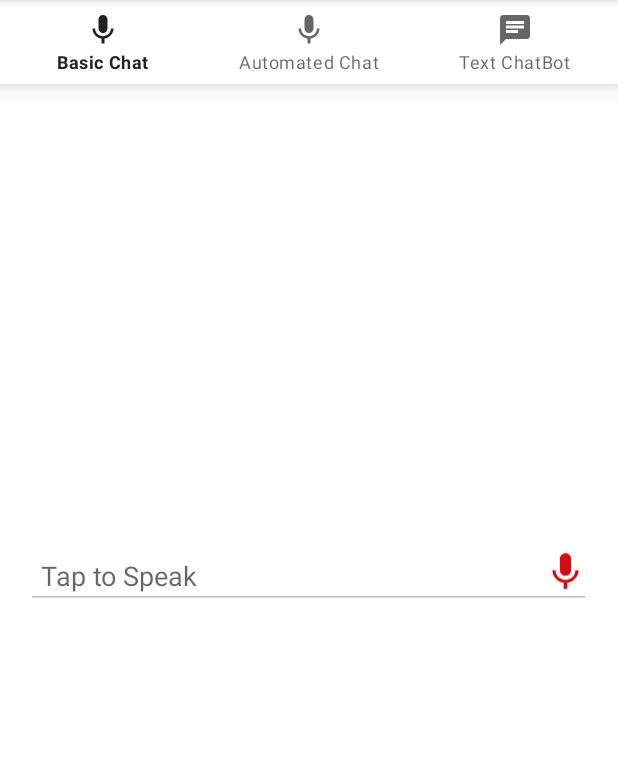
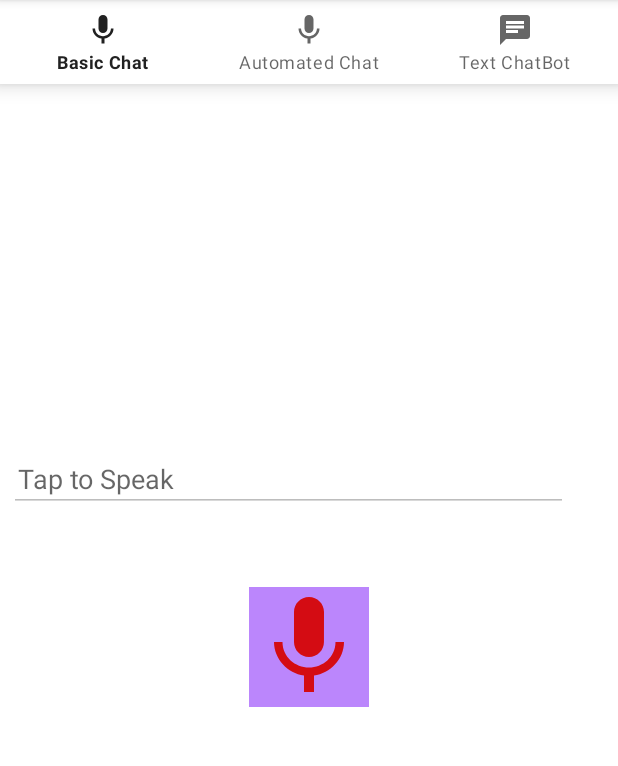
Before and after one commit to Azzaldeen98/ESDS2S, an Android app: the screen it shows after launch (RecordAudioActivity), after a tap on an icon or button, on a phone screen of 412 x 824 dp, the part 84-850 px from its top. Run offline under Robolectric (Android 15) with nearby library versions, the phone set to English and light mode, and no system bars; libraries missing offline, so code that uses them is left out: com.google.ai.client.

Commit message:
this my commint app 3

```diff
--- a/app/src/main/java/com/example/esds2s/ApiClient/Adapter/ApiClient.kt
+++ b/app/src/main/java/com/example/esds2s/ApiClient/Adapter/ApiClient.kt
@@ -69,8 +69,8 @@ class  ApiClient {
                     }
                     val request = requestBuilder.build()
                     chain.proceed(request)
-                }.callTimeout(100, TimeUnit.SECONDS).build() // Add other configurations as needed
-
+                }.build() // Add other configurations as needed
+//.callTimeout(100, TimeUnit.SECONDS)
             return httpClient
         }
 
--- a/app/src/main/java/com/example/esds2s/ApiClient/Controlls/ChatAiServiceControll.kt
+++ b/app/src/main/java/com/example/esds2s/ApiClient/Controlls/ChatAiServiceControll.kt
@@ -74,8 +74,9 @@ class ChatAiServiceControll(private val context: FragmentActivity?) {
                 if (response!!.isSuccessful) {
                     val responseData: GeminiResponse? = response.body()
                    Log.d("response file",Gson().toJson(responseData));
-                    if (callBack != null)
+                    if (callBack != null) {
                         callBack.onUplaodAudioIsSuccess(responseData!!)
+                    }
                 } else
                     if (callBack != null)
                         callBack.onUplaodAudioIsFailure(response?.message()!!)
--- a/app/src/main/java/com/example/esds2s/Helpers/AndroidAudioRecorder.kt
+++ b/app/src/main/java/com/example/esds2s/Helpers/AndroidAudioRecorder.kt
@@ -24,16 +24,17 @@ class AndroidAudioRecorder(private val context: Context) {
 
          recorder = MediaRecorder().apply {
              setAudioSource(MediaRecorder.AudioSource.MIC)
-             setOutputFormat(MediaRecorder.OutputFormat.THREE_GPP)
+             setOutputFormat(MediaRecorder.OutputFormat.OGG)
              setOutputFile(filePath)
-             setAudioEncoder(MediaRecorder.AudioEncoder.AMR_NB)
+             setAudioEncoder(MediaRecorder.AudioEncoder.OPUS)
+             setAudioChannels(2);
+
 
              try {
                  prepare()
              } catch (e: IOException) {
                  Log.e("RecordAudio", "prepare() failed")
              }
-
              start()
              recorder = this
          }
--- a/app/src/main/res/drawable/border.xml
+++ b/app/src/main/res/drawable/border.xml
@@ -6,5 +6,5 @@
     <stroke
         android:width=".5dp"
         android:color="@color/purple_500" />
-    <corners android:radius="8dp" />
+    <corners android:radius="20dp" />
 </shape>
--- a/app/src/main/res/layout/fragment_basic_chat_bot.xml
+++ b/app/src/main/res/layout/fragment_basic_chat_bot.xml
@@ -25,28 +25,37 @@
             android:layout_centerInParent="true"
             android:layout_marginLeft="10dp"
             android:layout_marginRight="10dp"
+
             android:layout_height="wrap_content">
+            <LinearLayout
+                android:layout_width="match_parent"
+                android:layout_height="match_parent"
+                android:orientation="vertical"
+                android:gravity="center">
 
             <EditText
                 android:id="@+id/text"
                 android:layout_width="match_parent"
                 android:layout_height="wrap_content"
-                android:layout_centerInParent="true"
+                android:layout_centerVertical="true"
                 android:layout_marginRight="15dp"
-                android:hint="Tap to Speak"
-                android:padding="10dp"
+                android:clickable="false"
                 android:enabled="false"
                 android:focusable="false"
-                android:clickable="false"/>
+                android:hint="Tap to Speak"
+                android:padding="10dp" />
 
             <ImageView
                 android:id="@+id/micButton"
-                android:layout_width="40dp"
-                android:layout_height="40dp"
-                android:layout_alignParentRight="true"
-                android:backgroundTint="#F9F8FA"
-                android:paddingRight="10dp"
+                android:layout_width="80dp"
+                android:layout_height="80dp"
+                android:layout_marginTop="50dp"
+                android:layout_centerVertical="true"
+                android:backgroundTint="@color/purple_200"
+                android:paddingRight="0dp"
+                android:background="@color/purple_500"
                 android:src="@drawable/baseline_mic_24" />
+            </LinearLayout>
         </RelativeLayout>
 
     </LinearLayout>
```
Also changed, not shown: app/src/main/java/com/example/esds2s/BasicChatBotFragment.kt (+119 -71 lines), 2 other files.
